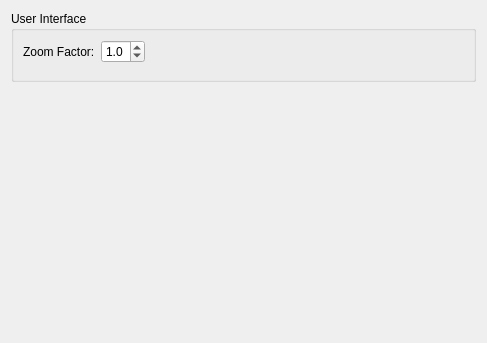
Old version of the form src/plugins/gleditorplugin/dialogs/behaviorsettingspage.ui in the repository andy-fillebrown/audiocarver.
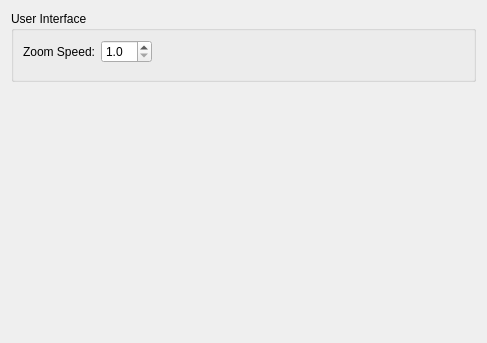
New version of the form.

Commit message: work on gleditor settings, and get zoom speed working in GLWidget

Diff of the .ui file:
```diff
--- a/src/plugins/gleditorplugin/dialogs/behaviorsettingspage.ui
+++ b/src/plugins/gleditorplugin/dialogs/behaviorsettingspage.ui
@@ -28,7 +28,7 @@
         <item row="0" column="0">
          <widget class="QLabel" name="zoomFactorLabel">
           <property name="text">
-           <string>Zoom Factor:</string>
+           <string>Zoom Speed:</string>
           </property>
          </widget>
         </item>
@@ -53,10 +53,10 @@
          <number>1</number>
         </property>
         <property name="minimum">
-         <double>0.100000000000000</double>
+         <double>1.000000000000000</double>
         </property>
         <property name="maximum">
-         <double>2.000000000000000</double>
+         <double>10.000000000000000</double>
         </property>
         <property name="singleStep">
          <double>0.100000000000000</double>
```
Left out of the diff: 4 changed lines with no effect on the pictures. The commit also changes 15 other files.
